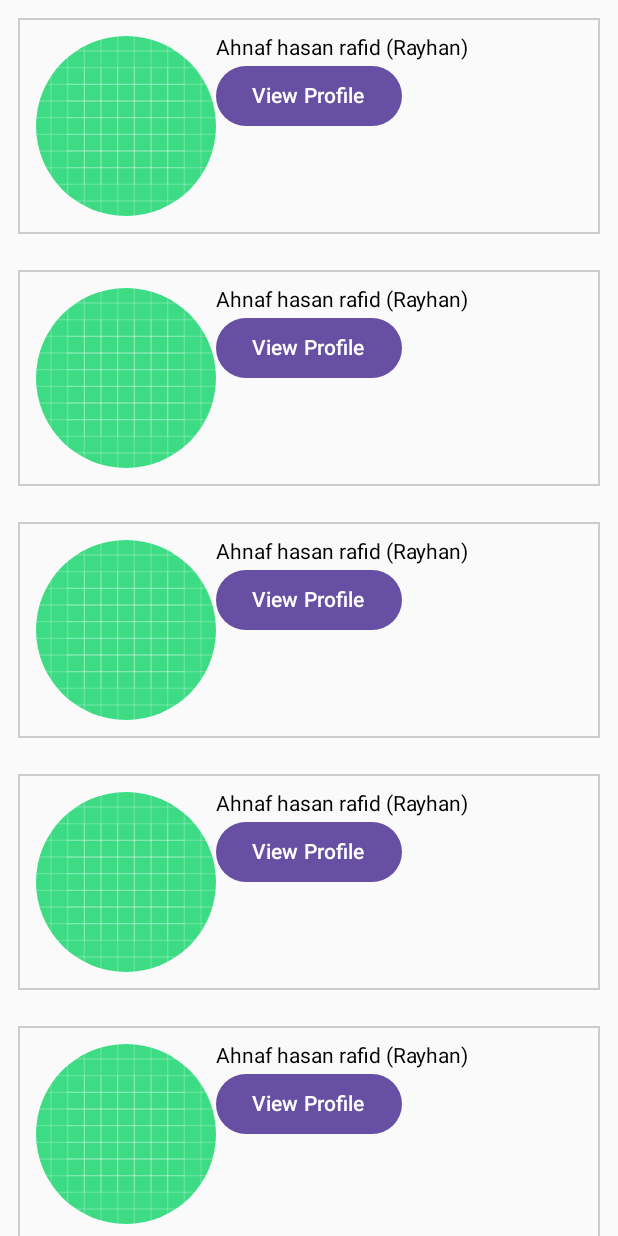
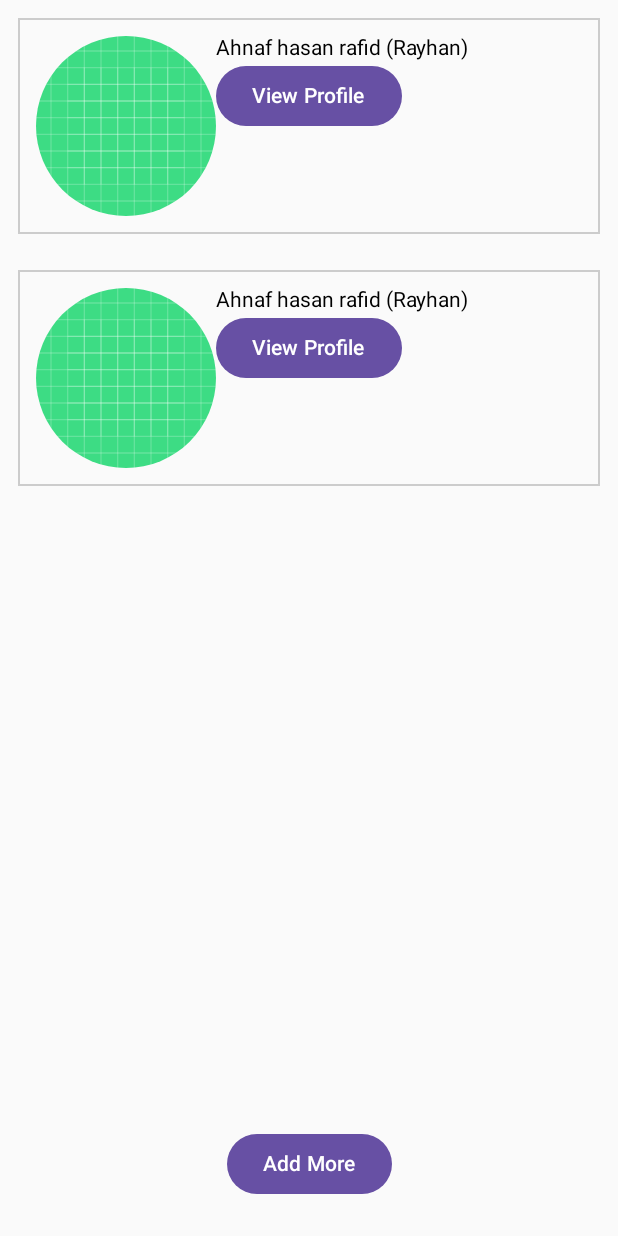
Before and after one commit to ratul-space/Jetpack_Compose_Intro, an Android app built with Jetpack Compose: the screen it shows after launch (MainActivity), after a tap on "View Profile", on a phone screen of 412 x 824 dp. Run offline under Robolectric (Android 15) with nearby library versions, the phone set to English and light mode, and no system bars; 1 other tap on this screen came first.

Commit message:
feat: uses modifier

```diff
--- a/app/src/main/java/com/example/jetpackcomposeintro/MainActivity.kt
+++ b/app/src/main/java/com/example/jetpackcomposeintro/MainActivity.kt
@@ -8,6 +8,7 @@ import androidx.annotation.ColorRes
 import androidx.compose.foundation.Image
 import androidx.compose.foundation.border
 import androidx.compose.foundation.clickable
+import androidx.compose.foundation.layout.Box
 import androidx.compose.foundation.layout.Column
 import androidx.compose.foundation.layout.Row
 import androidx.compose.foundation.layout.fillMaxSize
@@ -15,6 +16,8 @@ import androidx.compose.foundation.layout.fillMaxWidth
 import androidx.compose.foundation.layout.padding
 import androidx.compose.foundation.layout.size
 import androidx.compose.foundation.layout.wrapContentHeight
+import androidx.compose.foundation.lazy.LazyColumn
+import androidx.compose.foundation.lazy.items
 import androidx.compose.foundation.magnifier
 import androidx.compose.foundation.rememberScrollState
 import androidx.compose.foundation.shape.CircleShape
@@ -23,6 +26,9 @@ import androidx.compose.material3.Button
 import androidx.compose.material3.Surface
 import androidx.compose.material3.Text
 import androidx.compose.runtime.Composable
+import androidx.compose.runtime.mutableStateListOf
+import androidx.compose.runtime.remember
+import androidx.compose.ui.Alignment
 import androidx.compose.ui.Modifier
 import androidx.compose.ui.draw.clip
 import androidx.compose.ui.graphics.Color
@@ -42,20 +48,67 @@ class MainActivity : ComponentActivity() {
     override fun onCreate(savedInstanceState: Bundle?) {
         super.onCreate(savedInstanceState)
         setContent {
+            MainContent()
 //            ContentTitle()
-            UserList()
+//            UserList()
         }
     }
 }
 
+data class User(
+    val id: Int
+)
+
 @Composable
-fun UserList() {
-    Column(
-        modifier = Modifier.verticalScroll(rememberScrollState())
-    ) {
+fun MainContent() {
+    val user = User(1)
+    val users = remember { mutableStateListOf(user) }
 
-        for (i in 1..20) {
-            UserCard()
+
+    Box(modifier = Modifier.fillMaxSize()) {
+        UserList(users = users)
+        Button(modifier =
+        Modifier
+            .padding(24.dp)
+            .align(Alignment.BottomCenter),
+            onClick = {
+                users.add(User(1))
+
+            }) {
+            Text(text = "Add More")
+        }
+    }
+}
+
+//val users = mutableListOf(
+//    User(1),
+//    User(1),
+//    User(1),
+//    User(1),
+//    User(1),
+//    User(1),
+//    User(1),
+//    User(1),
+//
+//)
+@Composable
+fun UserList(users: List<User>) {
+//    val name = remember { mutableStateOf("Ratul") }
+
+
+//    Column(
+//        modifier = Modifier.verticalScroll(rememberScrollState())
+//    ) {
+//
+//        for (i in 1..20) {
+//            UserCard()
+//        }
+//    }
+    LazyColumn {
+        items(users) {
+            this@LazyColumn.items(users) { user ->
+                UserCard()
+            }
         }
     }
 }
@@ -96,7 +149,8 @@ fun UserCard() {
 @Composable
 fun DefaultPreview() {
     Surface(modifier = Modifier.fillMaxSize()) {
-        ContentTitle()
-        UserCard()
+//        ContentTitle()
+        MainContent()
+//        UserCard()
     }
 }
```
